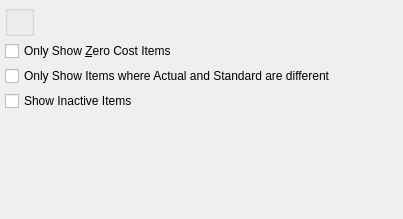
The window that guiclient/displays/dspItemCostsByClassCode.ui (Pegasus-RPG/xtuple-client) describes before a commit, drawn with Qt 5.
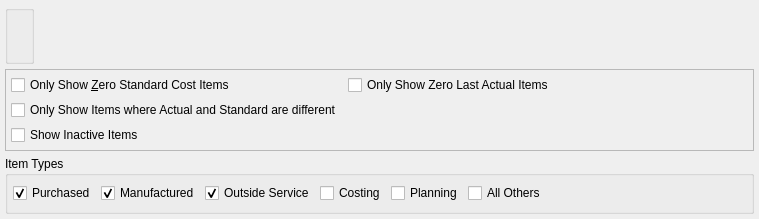
The same window after the commit. Custom widgets are drawn as their Qt base class.

Commit message: Issue #27362: Adds item costs filter to dspItemCostsByClassCode

Patch:
```diff
--- a/guiclient/displays/dspItemCostsByClassCode.ui
+++ b/guiclient/displays/dspItemCostsByClassCode.ui
@@ -13,7 +13,7 @@
    <rect>
     <x>0</x>
     <y>0</y>
-    <width>403</width>
+    <width>759</width>
     <height>219</height>
    </rect>
   </property>
@@ -49,38 +49,130 @@
     </layout>
    </item>
    <item>
-    <widget class="XCheckBox" name="_onlyShowZero">
+    <widget class="QFrame" name="frame">
+     <property name="frameShape">
+      <enum>QFrame::StyledPanel</enum>
+     </property>
+     <property name="frameShadow">
+      <enum>QFrame::Raised</enum>
+     </property>
+     <layout class="QGridLayout" name="gridLayout_2">
+      <item row="0" column="1">
+       <widget class="QCheckBox" name="_onlyShowZeroLast">
      <property name="text">
-      <string>Only Show &amp;Zero Cost Items</string>
+         <string>Only Show Zero Last Actual Items</string>
      </property>
     </widget>
    </item>
-   <item>
+      <item row="1" column="0">
     <widget class="XCheckBox" name="_onlyShowDiff">
      <property name="text">
       <string>Only Show Items where Actual and Standard are different</string>
      </property>
     </widget>
    </item>
-   <item>
+      <item row="0" column="0">
+       <widget class="XCheckBox" name="_onlyShowZeroStd">
+        <property name="text">
+         <string>Only Show &amp;Zero Standard Cost Items</string>
+        </property>
+       </widget>
+      </item>
+      <item row="2" column="0">
     <widget class="XCheckBox" name="_showInactive">
      <property name="text">
       <string>Show Inactive Items</string>
      </property>
     </widget>
    </item>
+      <item row="0" column="2">
+       <spacer name="horizontalSpacer_3">
+        <property name="orientation">
+         <enum>Qt::Horizontal</enum>
+        </property>
+        <property name="sizeHint" stdset="0">
+         <size>
+          <width>40</width>
+          <height>20</height>
+         </size>
+        </property>
+       </spacer>
+      </item>
+     </layout>
+    </widget>
+   </item>
    <item>
-    <spacer name="verticalSpacer">
+    <widget class="QGroupBox" name="groupBox">
+     <property name="title">
+      <string>Item Types</string>
+     </property>
+     <layout class="QGridLayout" name="gridLayout">
+      <item row="0" column="2">
+       <widget class="QCheckBox" name="_cbOS">
+        <property name="text">
+         <string>Outside Service</string>
+        </property>
+        <property name="checked">
+         <bool>true</bool>
+        </property>
+       </widget>
+      </item>
+      <item row="0" column="0">
+       <widget class="QCheckBox" name="_cbPurchase">
+        <property name="text">
+         <string>Purchased</string>
+        </property>
+        <property name="checked">
+         <bool>true</bool>
+        </property>
+       </widget>
+      </item>
+      <item row="0" column="4">
+       <widget class="QCheckBox" name="_cbPlan">
+        <property name="text">
+         <string>Planning</string>
+        </property>
+       </widget>
+      </item>
+      <item row="0" column="5">
+       <widget class="QCheckBox" name="_cbOther">
+        <property name="text">
+         <string>All Others</string>
+        </property>
+       </widget>
+      </item>
+      <item row="0" column="1">
+       <widget class="QCheckBox" name="_cbMfg">
+        <property name="text">
+         <string>Manufactured</string>
+        </property>
+        <property name="checked">
+         <bool>true</bool>
+        </property>
+       </widget>
+      </item>
+      <item row="0" column="3">
+       <widget class="QCheckBox" name="_cbCosting">
+        <property name="text">
+         <string>Costing</string>
+        </property>
+       </widget>
+      </item>
+      <item row="0" column="6">
+       <spacer name="horizontalSpacer_2">
      <property name="orientation">
-      <enum>Qt::Vertical</enum>
+         <enum>Qt::Horizontal</enum>
      </property>
      <property name="sizeHint" stdset="0">
       <size>
-       <width>20</width>
-       <height>7</height>
+          <width>40</width>
+          <height>20</height>
       </size>
      </property>
     </spacer>
+      </item>
+     </layout>
+    </widget>
    </item>
   </layout>
  </widget>
```
Left out of the diff: 3 changed lines with no effect on the pictures. Lines whose indentation alone changed are shown as unchanged. The commit also changes 1 other file.
